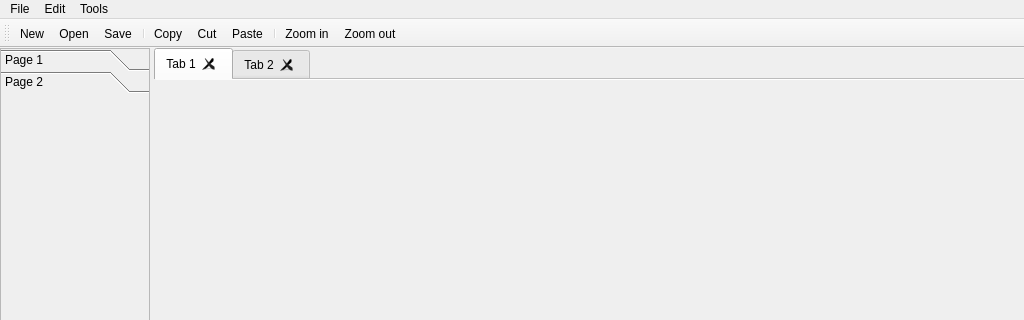
Above: ELD/mainwindow.ui from wastedabuser/eld-designer before the change; both pictures show x 0 to 1024 and y 0 to 320 of the 1024 by 700 pixel window. Below: the same form after it.
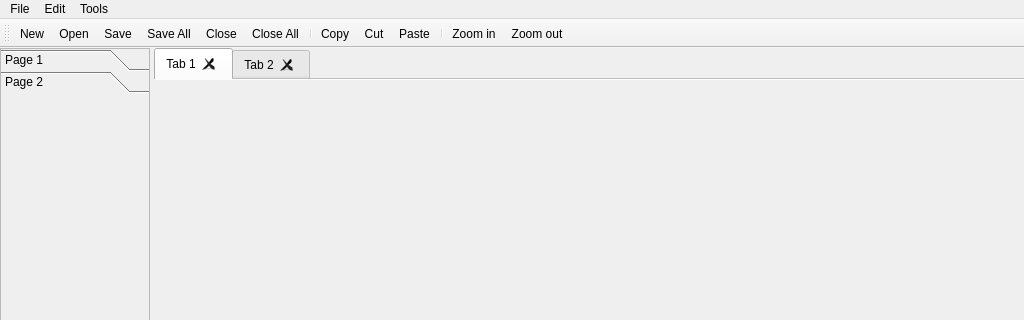
That is the form after the change. The open tabs and pages were chosen to show the change. Icons and pictures are not drawn.

Commit message: Implementing proper zoom and fixing some issues, implementing close all, save all and open multiple files at once

The edit to the form file:
```diff
--- a/ELD/mainwindow.ui
+++ b/ELD/mainwindow.ui
@@ -178,6 +178,9 @@
    <addaction name="actionNew"/>
    <addaction name="actionOpen"/>
    <addaction name="actionSave"/>
+   <addaction name="actionSave_All"/>
+   <addaction name="actionClose"/>
+   <addaction name="actionClose_All"/>
    <addaction name="separator"/>
    <addaction name="actionCopy"/>
    <addaction name="actionCut"/>
@@ -297,6 +300,36 @@
     <string>Reload config file</string>
    </property>
   </action>
+  <action name="actionClose">
+   <property name="icon">
+    <iconset resource="icons.qrc">
+     <normaloff>:/icons/page_white_delete.png</normaloff>:/icons/page_white_delete.png</iconset>
+   </property>
+   <property name="text">
+    <string>Close</string>
+   </property>
+   <property name="shortcut">
+    <string>Ctrl+W</string>
+   </property>
+  </action>
+  <action name="actionClose_All">
+   <property name="icon">
+    <iconset resource="icons.qrc">
+     <normaloff>:/icons/delete.png</normaloff>:/icons/delete.png</iconset>
+   </property>
+   <property name="text">
+    <string>Close All</string>
+   </property>
+  </action>
+  <action name="actionSave_All">
+   <property name="icon">
+    <iconset resource="icons.qrc">
+     <normaloff>:/icons/disk_multiple.png</normaloff>:/icons/disk_multiple.png</iconset>
+   </property>
+   <property name="text">
+    <string>Save All</string>
+   </property>
+  </action>
  </widget>
  <layoutdefault spacing="6" margin="11"/>
  <resources>
```
Left out of the diff: 8 changed lines with no effect on the pictures. The commit also changes 19 other files.
